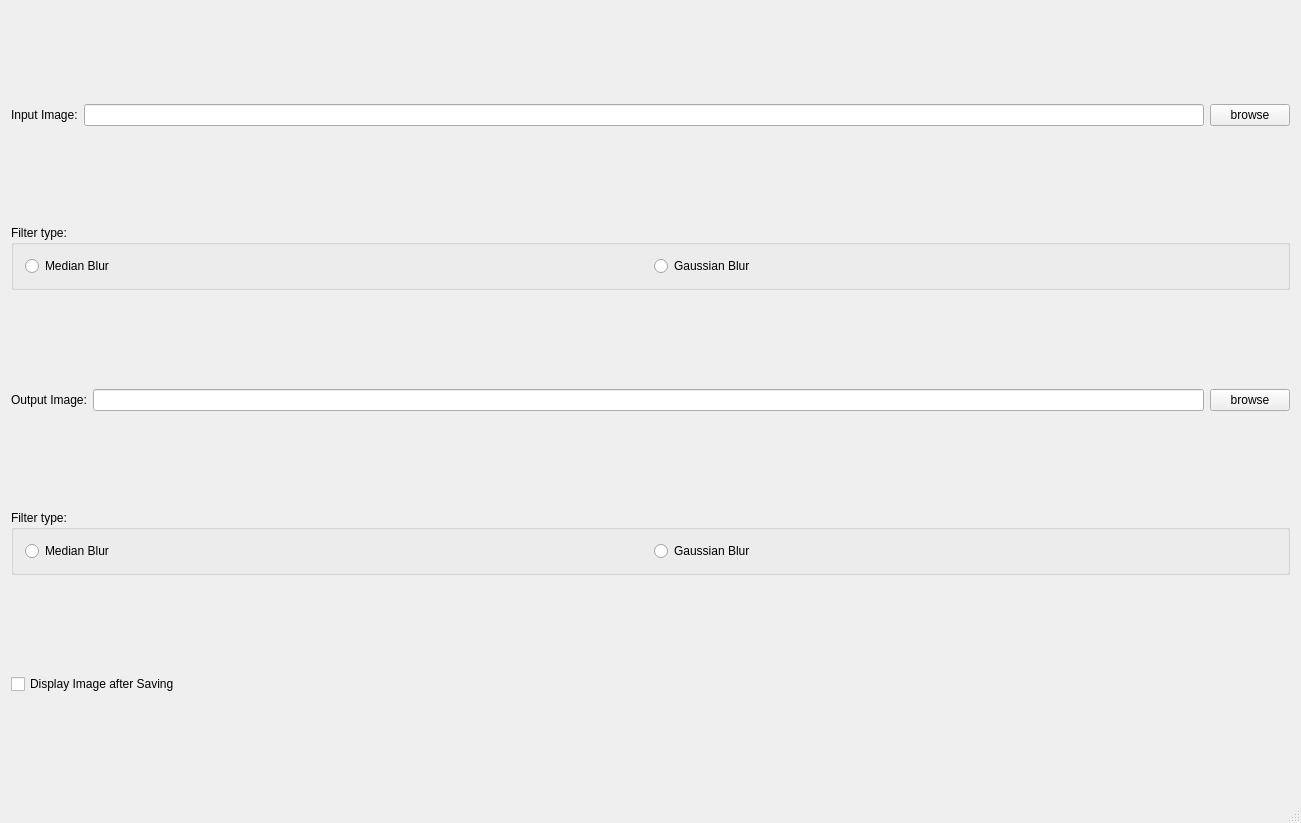
Qt form Hello_Qt_OpenCV/Hello_Qt_OpenCV/mainwindow.ui (SerhiiKarasov/cpp) before a commit.
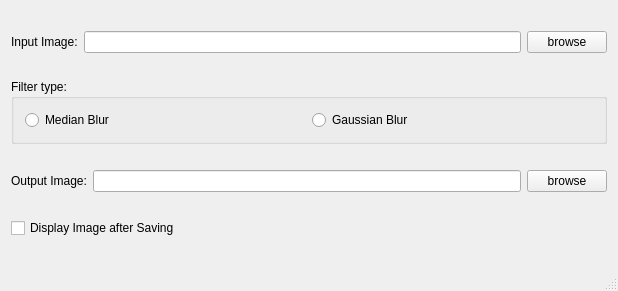
The same form after that commit.

```diff
--- a/Hello_Qt_OpenCV/Hello_Qt_OpenCV/mainwindow.ui
+++ b/Hello_Qt_OpenCV/Hello_Qt_OpenCV/mainwindow.ui
@@ -6,8 +6,8 @@
    <rect>
     <x>0</x>
     <y>0</y>
-    <width>1301</width>
-    <height>823</height>
+    <width>618</width>
+    <height>291</height>
    </rect>
   </property>
   <property name="windowTitle">
@@ -90,36 +90,7 @@
      </layout>
     </item>
     <item>
-     <widget class="QGroupBox" name="groupBox_2">
-      <property name="sizePolicy">
-       <sizepolicy hsizetype="Minimum" vsizetype="Fixed">
-        <horstretch>0</horstretch>
-        <verstretch>0</verstretch>
-       </sizepolicy>
-      </property>
-      <property name="title">
-       <string>Filter type:</string>
-      </property>
-      <layout class="QHBoxLayout" name="horizontalLayout_2">
-       <item>
-        <widget class="QRadioButton" name="radioButton_7">
-         <property name="text">
-          <string>Median Blur</string>
-         </property>
-        </widget>
-       </item>
-       <item>
-        <widget class="QRadioButton" name="radioButton_8">
-         <property name="text">
-          <string>Gaussian Blur</string>
-         </property>
-        </widget>
-       </item>
-      </layout>
-     </widget>
-    </item>
-    <item>
-     <widget class="QCheckBox" name="checkBox">
+     <widget class="QCheckBox" name="display_image_checkbox">
       <property name="text">
        <string>Display Image after Saving</string>
       </property>
```
Left out of the diff: 18 changed lines with no effect on the pictures.
